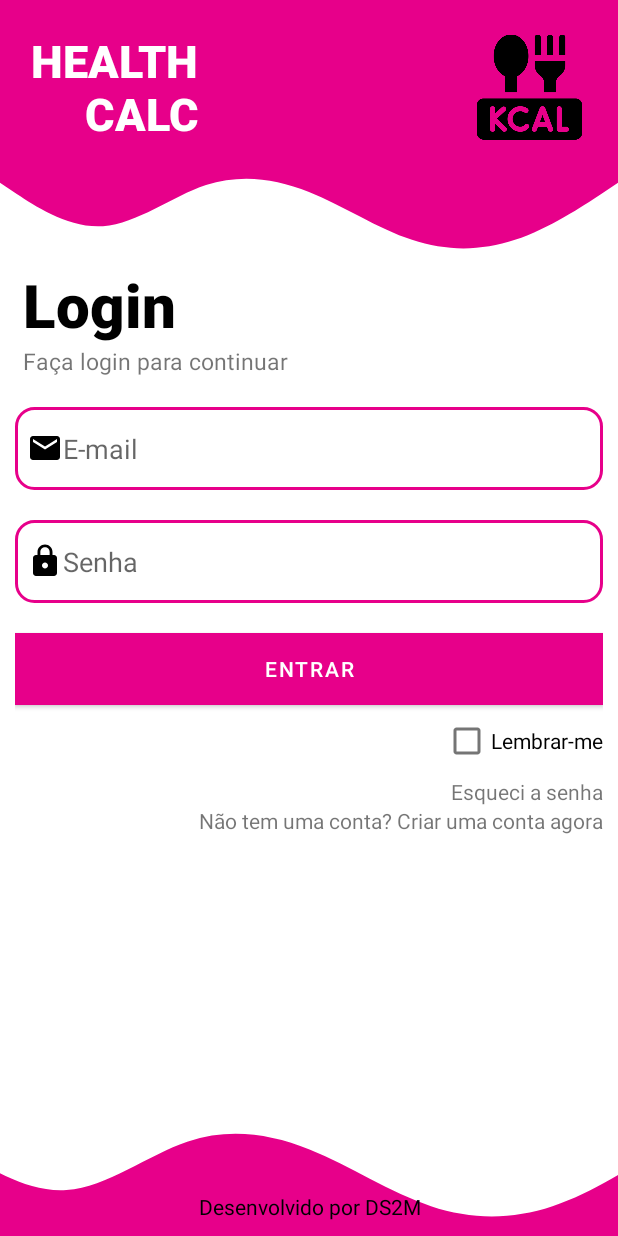
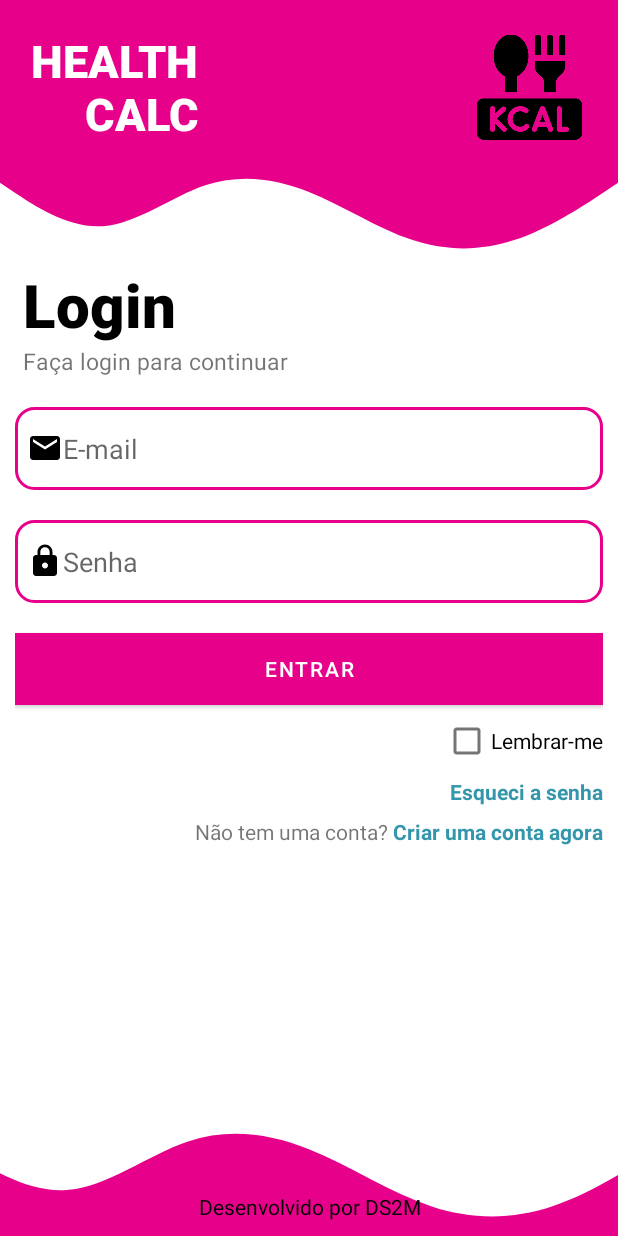
Before and after one commit to cauamenezes/calculadora-imc-mobile, an Android app: the LoginActivity screen opened directly, with no data from a screen before it, on a phone screen of 412 x 824 dp. Run offline under Robolectric (Android 15) with nearby library versions, the phone set to English and light mode, and no system bars.

Commit message:
layout de login alterado e de novo usuário sendo feita

```diff
--- a/app/src/main/AndroidManifest.xml
+++ b/app/src/main/AndroidManifest.xml
@@ -10,13 +10,14 @@
         android:supportsRtl="true"
         android:theme="@style/Theme.RelativeLayout">
         <activity android:name=".DashboardActivity">
+
+        </activity>
+        <activity android:name=".NovoUsuarioActivity">
             <intent-filter>
                 <action android:name="android.intent.action.MAIN" />
-
                 <category android:name="android.intent.category.LAUNCHER" />
             </intent-filter>
         </activity>
-        <activity android:name=".NovoUsuarioActivity" />
         <activity android:name=".LoginActivity" />
         <activity android:name=".MainActivity" />
 
--- a/app/src/main/java/com/example/relativelayout/LoginActivity.kt
+++ b/app/src/main/java/com/example/relativelayout/LoginActivity.kt
@@ -1,11 +1,20 @@
 package com.example.relativelayout
 
+import android.content.Intent
 import androidx.appcompat.app.AppCompatActivity
 import android.os.Bundle
+import android.widget.TextView
 
 class LoginActivity : AppCompatActivity() {
     override fun onCreate(savedInstanceState: Bundle?) {
         super.onCreate(savedInstanceState)
         setContentView(R.layout.activity_login)
+
+        val tvNovaConta = findViewById<TextView>(R.id.tv_nova_conta)
+
+        tvNovaConta.setOnClickListener {
+            val novaConta = Intent(this, NovoUsuarioActivity)
+            startActivity(novaConta)
+        }
     }
 }
--- a/app/src/main/res/layout/activity_login.xml
+++ b/app/src/main/res/layout/activity_login.xml
@@ -102,13 +102,30 @@
                 android:layout_width="wrap_content"
                 android:layout_height="wrap_content"
                 android:layout_gravity="end"
-                android:text="Esqueci a senha" />
+                android:textStyle="bold"
+                android:text="Esqueci a senha"
+                android:textColor="#3496AD" />
 
-            <TextView
-                android:layout_width="wrap_content"
+            <LinearLayout
+                android:layout_width="match_parent"
                 android:layout_height="wrap_content"
-                android:layout_gravity="end"
-                android:text="Não tem uma conta? Criar uma conta agora" />
+                android:gravity="end"
+                android:layout_marginTop="7dp">
+
+                <TextView
+                    android:layout_width="wrap_content"
+                    android:layout_height="wrap_content"
+                    android:text="Não tem uma conta?" />
+
+                <TextView
+                    android:id="@+id/tv_nova_conta"
+                    android:layout_width="wrap_content"
+                    android:layout_height="wrap_content"
+                    android:textColor="#3496AD"
+                    android:textStyle="bold"
+                    android:text=" Criar uma conta agora" />
+
+            </LinearLayout>
 
         </LinearLayout>
 
--- a/app/src/main/res/layout/activity_novo_usuario.xml
+++ b/app/src/main/res/layout/activity_novo_usuario.xml
@@ -8,6 +8,10 @@
     android:orientation="vertical"
     android:padding="30dp"
     tools:context=".NovoUsuarioActivity">
+
+    <ScrollView
+        android:layout_width="match_parent"
+        android:layout_height="match_parent">
 
         <LinearLayout
             android:layout_width="match_parent"
@@ -100,4 +104,6 @@
 
         </LinearLayout>
 
+    </ScrollView>
+
 </LinearLayout>
```
Lines whose indentation alone changed are shown as unchanged.
